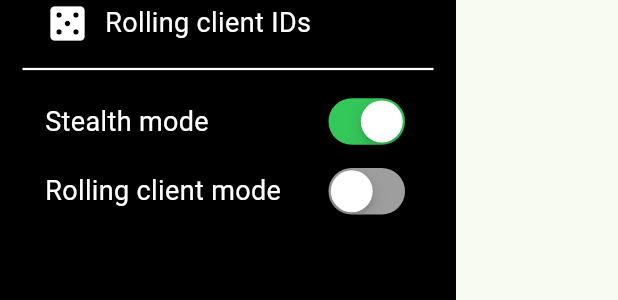
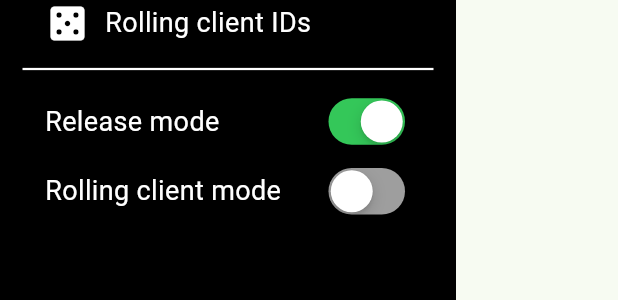
Before and after one commit to VoidElle/black-theory, a Flutter app: the GlobalDrawer widget shown alone on an empty page, opened directly, on a phone screen of 412 x 824 dp. Shown: the part 174-474 px from the top of the screen. Run offline on Flutter 3.47's test engine with Material 3 defaults, Android fonts, the phone set to English and light mode, and no system bars; our stand-ins replace dio, flutter_dotenv, flutter_riverpod, go_router, pretty_dio_logger, qr_flutter and 3 more; accounts and stored records are empty; generated files the repository leaves out were written again; Roboto replaces fonts that are missing (Calibri).

Commit message:
docs: Update "Stealth mode" to "Release mode" in README and global_drawer

```diff
--- a/lib/widgets/global_drawer.dart
+++ b/lib/widgets/global_drawer.dart
@@ -179,7 +179,7 @@ class GlobalDrawer extends StatelessWidget {
 
           return _wrapWithPadding(
             child: GlobalSwitch(
-              text: "Stealth mode",
+              text: "Release mode",
               switchValue: currentStealthModeStatus,
               onSwitch: onSwitch,
             ),
```
Also changed, not shown: 1 other file.
